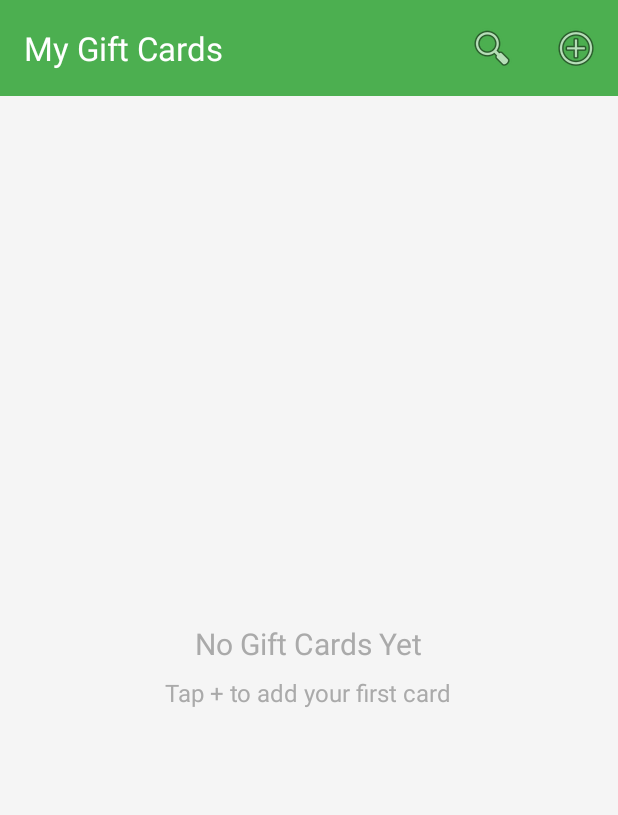
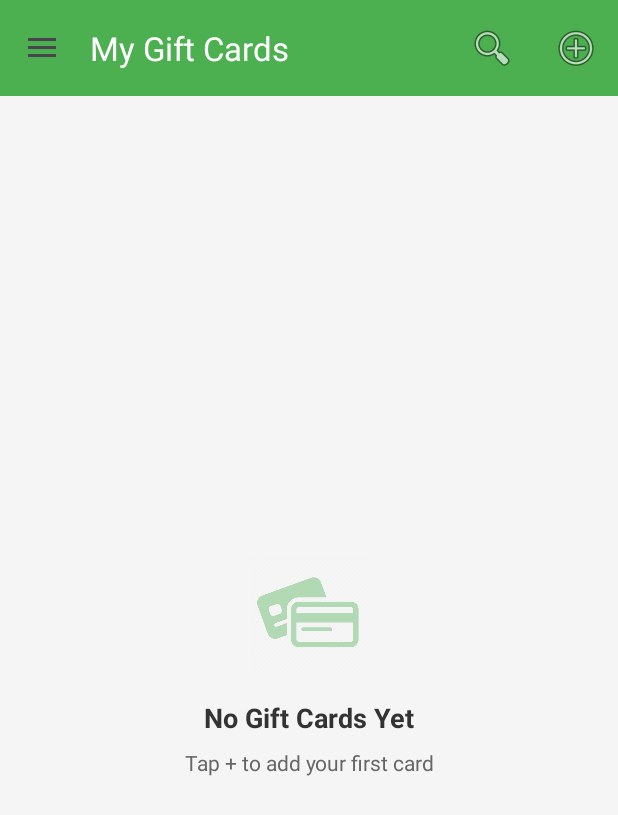
Before and after one commit to Wolfgang-Romanowski/GiftcardApp-Mobile-App-Dev-Assignment-CA2, an Android app: the screen it shows after launch (GiftcardList), on a phone screen of 412 x 824 dp. Shown: the top 815 px of the screen. Run offline under Robolectric (Android 15) with nearby library versions, the phone set to English and light mode, and no system bars; our stand-ins replace Timber.

Commit message:
added navigation drawer

```diff
--- a/app/src/main/java/com/example/ca1giftcardwr/activities/GiftcardList.kt
+++ b/app/src/main/java/com/example/ca1giftcardwr/activities/GiftcardList.kt
@@ -1,6 +1,5 @@
 package com.example.ca1giftcardwr.activities
 
-import android.app.Activity
 import android.content.Intent
 import android.os.Bundle
 import android.view.LayoutInflater
@@ -10,7 +9,9 @@ import android.view.View
 import android.view.ViewGroup
 import androidx.activity.result.ActivityResultLauncher
 import androidx.activity.result.contract.ActivityResultContracts
+import androidx.appcompat.app.ActionBarDrawerToggle
 import androidx.appcompat.app.AppCompatActivity
+import androidx.core.view.GravityCompat
 import androidx.recyclerview.widget.ItemTouchHelper
 import androidx.recyclerview.widget.LinearLayoutManager
 import androidx.recyclerview.widget.RecyclerView
@@ -19,19 +20,21 @@ import com.example.ca1giftcardwr.databinding.CardGiftcardBinding
 import com.example.ca1giftcardwr.databinding.GiftcardListBinding
 import com.example.ca1giftcardwr.main.MainApp
 import com.example.ca1giftcardwr.models.GiftCardModel
+import com.google.android.material.navigation.NavigationView
 import com.google.android.material.snackbar.Snackbar
 
 interface GiftCardListener {
     fun onGiftCardClick(giftCard: GiftCardModel)
 }
 
-class GiftcardList : AppCompatActivity(), GiftCardListener {
+class GiftcardList : AppCompatActivity(), GiftCardListener,
+    NavigationView.OnNavigationItemSelectedListener {
 
     lateinit var app: MainApp
     private lateinit var binding: GiftcardListBinding
     private lateinit var refreshIntentLauncher: ActivityResultLauncher<Intent>
+    private lateinit var drawerToggle: ActionBarDrawerToggle
     private var searchQuery = ""
-
 
     override fun onCreate(savedInstanceState: Bundle?) {
         super.onCreate(savedInstanceState)
@@ -41,9 +44,13 @@ class GiftcardList : AppCompatActivity(), GiftCardListener {
         app = application as MainApp
         setSupportActionBar(binding.toolbar)
 
+        setupNavigationDrawer()
+
         val layoutManager = LinearLayoutManager(this)
         binding.recyclerView.layoutManager = layoutManager
 
+
+        // Swipe to delete
         val itemTouchHelper = ItemTouchHelper(object : ItemTouchHelper.SimpleCallback(
             0, ItemTouchHelper.LEFT or ItemTouchHelper.RIGHT
         ) {
@@ -51,9 +58,7 @@ class GiftcardList : AppCompatActivity(), GiftCardListener {
                 recyclerView: RecyclerView,
                 viewHolder: RecyclerView.ViewHolder,
                 target: RecyclerView.ViewHolder
-            ): Boolean {
-                return false
-            }
+            ): Boolean = false
 
             override fun onSwiped(viewHolder: RecyclerView.ViewHolder, direction: Int) {
                 val position = viewHolder.bindingAdapterPosition
@@ -75,6 +80,45 @@ class GiftcardList : AppCompatActivity(), GiftCardListener {
 
         loadGiftCards()
         registerRefreshCallback()
+    }
+
+    private fun setupNavigationDrawer() {
+        drawerToggle = ActionBarDrawerToggle(
+            this,
+            binding.drawerLayout,
+            binding.toolbar,
+            R.string.nav_open,
+            R.string.nav_close
+        )
+        binding.drawerLayout.addDrawerListener(drawerToggle)
+        drawerToggle.syncState()
+
+        binding.navView.setNavigationItemSelectedListener(this)
+    }
+
+    override fun onNavigationItemSelected(item: MenuItem): Boolean {
+        when (item.itemId) {
+            R.id.nav_cards -> {}
+            R.id.nav_add -> {
+                val intent = Intent(this, GiftCardAdd::class.java)
+                refreshIntentLauncher.launch(intent)
+            }
+            R.id.nav_about -> {
+                Snackbar.make(binding.root, "Gift Card Manager v2.0", Snackbar.LENGTH_SHORT).show()
+            }
+        }
+        binding.drawerLayout.closeDrawer(GravityCompat.START)
+        return true
+    }
+
+    @Deprecated("Deprecated in Java")
+    override fun onBackPressed() {
+        if (binding.drawerLayout.isDrawerOpen(GravityCompat.START)) {
+            binding.drawerLayout.closeDrawer(GravityCompat.START)
+        } else {
+            @Suppress("DEPRECATION")
+            super.onBackPressed()
+        }
     }
 
     private fun loadGiftCards() {
@@ -109,9 +153,7 @@ class GiftcardList : AppCompatActivity(), GiftCardListener {
         val searchView = searchItem.actionView as androidx.appcompat.widget.SearchView
 
         searchView.setOnQueryTextListener(object : androidx.appcompat.widget.SearchView.OnQueryTextListener {
-            override fun onQueryTextSubmit(query: String?): Boolean {
-                return false
-            }
+            override fun onQueryTextSubmit(query: String?): Boolean = false
 
             override fun onQueryTextChange(newText: String?): Boolean {
                 searchQuery = newText ?: ""
@@ -124,6 +166,9 @@ class GiftcardList : AppCompatActivity(), GiftCardListener {
     }
 
     override fun onOptionsItemSelected(item: MenuItem): Boolean {
+        if (drawerToggle.onOptionsItemSelected(item)) {
+            return true
+        }
         when (item.itemId) {
             R.id.item_add -> {
                 val launcherIntent = Intent(this, GiftCardAdd::class.java)
@@ -135,9 +180,7 @@ class GiftcardList : AppCompatActivity(), GiftCardListener {
 
     private fun registerRefreshCallback() {
         refreshIntentLauncher =
-            registerForActivityResult(
-                ActivityResultContracts.StartActivityForResult()
-            ) { result ->
+            registerForActivityResult(ActivityResultContracts.StartActivityForResult()) { result ->
                 if (result.resultCode == RESULT_OK) {
                     loadGiftCards()
                 }
@@ -160,7 +203,8 @@ class GiftCardAdapter(
     override fun onCreateViewHolder(parent: ViewGroup, viewType: Int): MainHolder {
         val binding = CardGiftcardBinding
             .inflate(LayoutInflater.from(parent.context), parent, false)
-        return MainHolder(binding) }
+        return MainHolder(binding)
+    }
 
     override fun onBindViewHolder(holder: MainHolder, position: Int) {
         val giftCard = giftCards[holder.bindingAdapterPosition]
--- a/app/src/main/java/com/example/ca1giftcardwr/main/MainApp.kt
+++ b/app/src/main/java/com/example/ca1giftcardwr/main/MainApp.kt
@@ -2,59 +2,45 @@ package com.example.ca1giftcardwr.main
 
 import android.app.Application
 import com.example.ca1giftcardwr.models.GiftCardModel
-import com.example.ca1giftcardwr.models.GiftCardStore
+import com.example.ca1giftcardwr.models.GiftCardJSONStore
 import timber.log.Timber
 import timber.log.Timber.Forest.i
 
 class MainApp : Application() {
 
-    lateinit var store: GiftCardStore
-    val giftCards = ArrayList<GiftCardModel>()
-    private var nextId = 1L
+    lateinit var giftCardStore: GiftCardJSONStore
 
     override fun onCreate() {
         super.onCreate()
         Timber.plant(Timber.DebugTree())
-        store = GiftCardStore(applicationContext)
-        giftCards.addAll(store.load())
+        giftCardStore = GiftCardJSONStore(applicationContext)
+        i("Gift Card Manager started with ${giftCardStore.findAll().size} cards")
+    }
 
-        if (giftCards.isNotEmpty()) {
-            nextId = giftCards.maxOf { it.id } + 1
-        }
-        i("Giftcard manager started with ${giftCards.size} cards")
+    fun findAll(): List<GiftCardModel> {
+        return giftCardStore.findAll()
+    }
+
+    fun findById(id: Long): GiftCardModel? {
+        return giftCardStore.findOne(id)
     }
 
     fun add(giftCard: GiftCardModel) {
-        giftCard.id = nextId++
-        giftCards.add(giftCard)
-        store.save(giftCards)
+        giftCardStore.create(giftCard)
         logAll()
     }
 
     fun update(giftCard: GiftCardModel) {
-        val index = giftCards.indexOfFirst { it.id == giftCard.id }
-        if (index != -1) {
-            giftCards[index] = giftCard
-            store.save(giftCards)
-            logAll()
-        }
+        giftCardStore.update(giftCard)
+        logAll()
     }
 
     fun delete(giftCard: GiftCardModel) {
-        giftCards.remove(giftCard)
-        store.save(giftCards)
+        giftCardStore.delete(giftCard)
         logAll()
     }
 
-    fun findAll(): List<GiftCardModel> {
-        return giftCards
-    }
-
-    fun findById(id: Long): GiftCardModel? {
-        return giftCards.find { it.id == id }
-    }
-
     private fun logAll() {
-        giftCards.forEach { i("Gift Card: $it") }
+        giftCardStore.findAll().forEach { i("Gift Card: $it") }
     }
 }
--- /dev/null
+++ b/app/src/main/java/com/example/ca1giftcardwr/models/GiftCardJSONStore.kt
@@ -0,0 +1,71 @@
+package com.example.ca1giftcardwr.models
+
+import android.content.Context
+import com.google.gson.Gson
+import com.google.gson.GsonBuilder
+import com.google.gson.reflect.TypeToken
+import com.example.ca1giftcardwr.helpers.exists
+import com.example.ca1giftcardwr.helpers.read
+import com.example.ca1giftcardwr.helpers.write
+import timber.log.Timber
+import java.util.*
+
+private const val JSON_FILE = "giftcards.json"
+
+class GiftCardJSONStore(private val context: Context) {
+
+    private var giftCards = mutableListOf<GiftCardModel>()
+    private val gson: Gson = GsonBuilder().setPrettyPrinting().create()
+    private val listType = object : TypeToken<ArrayList<GiftCardModel>>() {}.type
+
+    init {
+        if (exists(context, JSON_FILE)) {
+            deserialize()
+        }
+    }
+
+    fun findAll(): List<GiftCardModel> {
+        return giftCards
+    }
+
+    fun findOne(id: Long): GiftCardModel? {
+        return giftCards.find { it.id == id }
+    }
+
+    fun create(giftCard: GiftCardModel) {
+        giftCard.id = generateRandomId()
+        giftCards.add(giftCard)
+        serialize()
+    }
+
+    fun update(giftCard: GiftCardModel) {
+        val foundCard = findOne(giftCard.id)
+        if (foundCard != null) {
+            foundCard.storeName = giftCard.storeName
+            foundCard.balance = giftCard.balance
+            foundCard.cardNumber = giftCard.cardNumber
+            foundCard.expiryDate = giftCard.expiryDate
+            foundCard.notes = giftCard.notes
+        }
+        serialize()
+    }
+
+    fun delete(giftCard: GiftCardModel) {
+        giftCards.remove(giftCard)
+        serialize()
+    }
+
+    private fun serialize() {
+        val jsonString = gson.toJson(giftCards, listType)
+        write(context, JSON_FILE, jsonString)
+    }
+
+    private fun deserialize() {
+        val jsonString = read(context, JSON_FILE)
+        giftCards = gson.fromJson(jsonString, listType)
+    }
+
+    private fun generateRandomId(): Long {
+        return Random().nextLong()
+    }
+}
--- a/app/src/main/res/layout/giftcard_list.xml
+++ b/app/src/main/res/layout/giftcard_list.xml
@@ -1,18 +1,23 @@
 <?xml version="1.0" encoding="utf-8"?>
-<androidx.coordinatorlayout.widget.CoordinatorLayout
+<androidx.drawerlayout.widget.DrawerLayout
         xmlns:android="http://schemas.android.com/apk/res/android"
         xmlns:app="http://schemas.android.com/apk/res-auto"
         xmlns:tools="http://schemas.android.com/tools"
+        android:id="@+id/drawerLayout"
         android:layout_width="match_parent"
         android:layout_height="match_parent"
-        android:background="#F5F5F5"
+        android:fitsSystemWindows="true"
         tools:context=".activities.GiftcardList">
+
+    <androidx.coordinatorlayout.widget.CoordinatorLayout
+            android:layout_width="match_parent"
+            android:layout_height="match_parent"
+            android:background="#F5F5F5">
 
         <com.google.android.material.appbar.AppBarLayout
                 android:layout_width="match_parent"
                 android:layout_height="wrap_content"
-            android:background="@color/colorAccent"
-            android:fitsSystemWindows="true"
+                android:background="@color/colorPrimary"
                 app:elevation="4dp">
 
             <androidx.appcompat.widget.Toolbar
@@ -20,7 +25,7 @@
                     android:layout_width="match_parent"
                     android:layout_height="?attr/actionBarSize"
                     app:title="My Gift Cards"
-                app:titleTextColor="@color/white" />
+                    app:titleTextColor="@android:color/white" />
 
         </com.google.android.material.appbar.AppBarLayout>
 
@@ -29,8 +34,7 @@
                 android:layout_width="match_parent"
                 android:layout_height="match_parent"
                 android:clipToPadding="false"
-            android:paddingTop="8dp"
-            android:paddingBottom="8dp"
+                android:padding="8dp"
                 android:scrollbars="vertical"
                 app:layout_behavior="@string/appbar_scrolling_view_behavior" />
 
@@ -40,24 +44,46 @@
                 android:layout_height="match_parent"
                 android:gravity="center"
                 android:orientation="vertical"
+                android:padding="32dp"
                 android:visibility="gone"
                 app:layout_behavior="@string/appbar_scrolling_view_behavior">
+
+            <ImageView
+                    android:layout_width="80dp"
+                    android:layout_height="80dp"
+                    android:alpha="0.4"
+                    android:src="@drawable/creditcardiconpng4401"
+                    app:tint="@color/colorPrimary"
+                    android:contentDescription="No cards" />
 
             <TextView
                     android:layout_width="wrap_content"
                     android:layout_height="wrap_content"
+                    android:layout_marginTop="16dp"
                     android:text="No Gift Cards Yet"
-                android:textSize="20sp"
-                android:textColor="@android:color/darker_gray" />
+                    android:textSize="18sp"
+                    android:textStyle="bold"
+                    android:textColor="#333333" />
 
             <TextView
                     android:layout_width="wrap_content"
                     android:layout_height="wrap_content"
                     android:layout_marginTop="8dp"
+                    android:gravity="center"
                     android:text="Tap + to add your first card"
-                android:textSize="16sp"
-                android:textColor="@android:color/darker_gray" />
+                    android:textSize="14sp"
+                    android:textColor="#666666" />
 
         </LinearLayout>
 
     </androidx.coordinatorlayout.widget.CoordinatorLayout>
+    <com.google.android.material.navigation.NavigationView
+            android:id="@+id/navView"
+            android:layout_width="wrap_content"
+            android:layout_height="match_parent"
+            android:layout_gravity="start"
+            android:background="@android:color/white"
+            app:headerLayout="@layout/nav_header"
+            app:menu="@menu/drawer_menu" />
+
+</androidx.drawerlayout.widget.DrawerLayout>
--- /dev/null
+++ b/app/src/main/res/menu/drawer_menu.xml
@@ -0,0 +1,27 @@
+<?xml version="1.0" encoding="utf-8"?>
+<menu xmlns:android="http://schemas.android.com/apk/res/android">
+
+    <group android:checkableBehavior="single">
+
+        <item
+                android:id="@+id/nav_cards"
+                android:icon="@android:drawable/ic_menu_agenda"
+                android:title="My Gift Cards" />
+
+        <item
+                android:id="@+id/nav_add"
+                android:icon="@android:drawable/ic_input_add"
+                android:title="Add New Card" />
+
+    </group>
+
+    <item android:title="Other">
+        <menu>
+            <item
+                    android:id="@+id/nav_about"
+                    android:icon="@android:drawable/ic_menu_info_details"
+                    android:title="About" />
+        </menu>
+    </item>
+
+</menu>
--- a/app/src/main/res/values/strings.xml
+++ b/app/src/main/res/values/strings.xml
@@ -3,6 +3,9 @@
     <string name="app_name">Gift Card App</string>
     <string name="add_gift_card">Add Gift Card</string>
     <string name="menu_add">Add</string>
+
+    <string name="nav_open">Open navigation drawer</string>
+    <string name="nav_close">Close navigation drawer</string>
 
     <string name="store_name_hint">Store Name</string>
     <string name="balance_hint">Balance</string>
```
Also changed, not shown: app/src/main/java/com/example/ca1giftcardwr/helpers/FileHelpers.kt (added, +28 -0 lines), app/src/main/res/layout/nav_header.xml (added, +35 -0 lines). Lines whose indentation alone changed are shown as unchanged.
